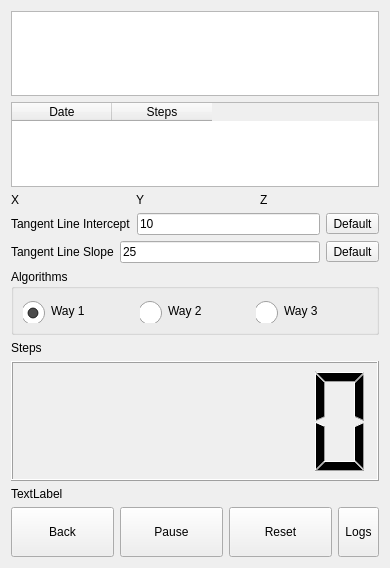
Above: dlgsteps.ui from ic005k/Knot-Legacy before the change. Below: the same form after it.
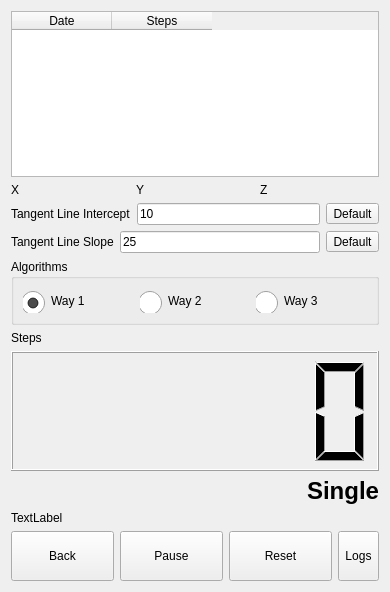
That is the form after the change. Icons and pictures are not drawn.

```diff
--- a/dlgsteps.ui
+++ b/dlgsteps.ui
@@ -7,34 +7,14 @@
     <x>0</x>
     <y>0</y>
     <width>390</width>
-    <height>568</height>
+    <height>592</height>
    </rect>
   </property>
   <property name="windowTitle">
    <string>Dialog</string>
   </property>
   <layout class="QGridLayout" name="gridLayout_2">
-   <item row="6" column="0">
-    <widget class="QLCDNumber" name="lcdNumber">
-     <property name="minimumSize">
-      <size>
-       <width>0</width>
-       <height>120</height>
-      </size>
-     </property>
-     <property name="digitCount">
-      <number>6</number>
-     </property>
-    </widget>
-   </item>
-   <item row="5" column="0">
-    <widget class="QLabel" name="lblSteps">
-     <property name="text">
-      <string>Steps</string>
-     </property>
-    </widget>
-   </item>
-   <item row="1" column="0">
+   <item row="0" column="0">
     <widget class="QTableWidget" name="tableWidget">
      <column>
       <property name="text">
@@ -48,7 +28,7 @@
      </column>
     </widget>
    </item>
-   <item row="2" column="0">
+   <item row="1" column="0">
     <layout class="QHBoxLayout" name="horizontalLayout_5">
      <item>
       <widget class="QLabel" name="lblX">
@@ -73,112 +53,7 @@
      </item>
     </layout>
    </item>
-   <item row="4" column="0">
-    <widget class="QGroupBox" name="groupBox">
-     <property name="title">
-      <string>Algorithms</string>
-     </property>
-     <layout class="QHBoxLayout" name="horizontalLayout_3">
-      <item>
-       <widget class="QRadioButton" name="rbAlg1">
-        <property name="styleSheet">
-         <string notr="true">QRadioButton::indicator {
-    width: 25px;
-    height: 25px;
-    /*image: url(:/src/sel.png);*/
-    
-    position: relative;
-    left: 0px;
-    right: 3px;
-    top: 2px;
-    bottom:4px;
-}
-
-QRadioButton::indicator:unchecked {
-    image: url(:/src/nosel.png);
-}
-
-QRadioButton::indicator:checked {
-    image: url(:/src/sel.png);
-}
-
-
-</string>
-        </property>
-        <property name="text">
-         <string>Way 1</string>
-        </property>
-        <property name="checked">
-         <bool>true</bool>
-        </property>
-       </widget>
-      </item>
-      <item>
-       <widget class="QRadioButton" name="rbAlg2">
-        <property name="styleSheet">
-         <string notr="true">QRadioButton::indicator {
-    width: 25px;
-    height: 25px;
-    /*image: url(:/src/sel.png);*/
-    
-    position: relative;
-    left: 0px;
-    right: 3px;
-    top: 2px;
-    bottom:4px;
-}
-
-QRadioButton::indicator:unchecked {
-    image: url(:/src/nosel.png);
-}
-
-QRadioButton::indicator:checked {
-    image: url(:/src/sel.png);
-}
-
-
-</string>
-        </property>
-        <property name="text">
-         <string>Way 2</string>
-        </property>
-       </widget>
-      </item>
-      <item>
-       <widget class="QRadioButton" name="rbAlg3">
-        <property name="styleSheet">
-         <string notr="true">QRadioButton::indicator {
-    width: 25px;
-    height: 25px;
-    /*image: url(:/src/sel.png);*/
-    
-    position: relative;
-    left: 0px;
-    right: 3px;
-    top: 2px;
-    bottom:4px;
-}
-
-QRadioButton::indicator:unchecked {
-    image: url(:/src/nosel.png);
-}
-
-QRadioButton::indicator:checked {
-    image: url(:/src/sel.png);
-}
-
-
-</string>
-        </property>
-        <property name="text">
-         <string>Way 3</string>
-        </property>
-       </widget>
-      </item>
-     </layout>
-    </widget>
-   </item>
-   <item row="3" column="0">
+   <item row="2" column="0">
     <widget class="QFrame" name="frameWay1">
      <property name="frameShape">
       <enum>QFrame::NoFrame</enum>
@@ -252,8 +127,165 @@
      </layout>
     </widget>
    </item>
-   <item row="0" column="0">
-    <widget class="QTextEdit" name="textEdit"/>
+   <item row="3" column="0">
+    <widget class="QGroupBox" name="groupBox">
+     <property name="title">
+      <string>Algorithms</string>
+     </property>
+     <layout class="QHBoxLayout" name="horizontalLayout_3">
+      <item>
+       <widget class="QRadioButton" name="rbAlg1">
+        <property name="styleSheet">
+         <string notr="true">QRadioButton::indicator {
+    width: 25px;
+    height: 25px;
+    /*image: url(:/src/sel.png);*/
+    
+    position: relative;
+    left: 0px;
+    right: 3px;
+    top: 2px;
+    bottom:4px;
+}
+
+QRadioButton::indicator:unchecked {
+    image: url(:/src/nosel.png);
+}
+
+QRadioButton::indicator:checked {
+    image: url(:/src/sel.png);
+}
+
+
+</string>
+        </property>
+        <property name="text">
+         <string>Way 1</string>
+        </property>
+        <property name="checked">
+         <bool>true</bool>
+        </property>
+       </widget>
+      </item>
+      <item>
+       <widget class="QRadioButton" name="rbAlg2">
+        <property name="styleSheet">
+         <string notr="true">QRadioButton::indicator {
+    width: 25px;
+    height: 25px;
+    /*image: url(:/src/sel.png);*/
+    
+    position: relative;
+    left: 0px;
+    right: 3px;
+    top: 2px;
+    bottom:4px;
+}
+
+QRadioButton::indicator:unchecked {
+    image: url(:/src/nosel.png);
+}
+
+QRadioButton::indicator:checked {
+    image: url(:/src/sel.png);
+}
+
+
+</string>
+        </property>
+        <property name="text">
+         <string>Way 2</string>
+        </property>
+       </widget>
+      </item>
+      <item>
+       <widget class="QRadioButton" name="rbAlg3">
+        <property name="styleSheet">
+         <string notr="true">QRadioButton::indicator {
+    width: 25px;
+    height: 25px;
+    /*image: url(:/src/sel.png);*/
+    
+    position: relative;
+    left: 0px;
+    right: 3px;
+    top: 2px;
+    bottom:4px;
+}
+
+QRadioButton::indicator:unchecked {
+    image: url(:/src/nosel.png);
+}
+
+QRadioButton::indicator:checked {
+    image: url(:/src/sel.png);
+}
+
+
+</string>
+        </property>
+        <property name="text">
+         <string>Way 3</string>
+        </property>
+       </widget>
+      </item>
+     </layout>
+    </widget>
+   </item>
+   <item row="4" column="0">
+    <widget class="QLabel" name="lblSteps">
+     <property name="text">
+      <string>Steps</string>
+     </property>
+    </widget>
+   </item>
+   <item row="5" column="0">
+    <widget class="QLCDNumber" name="lcdNumber">
+     <property name="sizePolicy">
+      <sizepolicy hsizetype="Preferred" vsizetype="Preferred">
+       <horstretch>0</horstretch>
+       <verstretch>0</verstretch>
+      </sizepolicy>
+     </property>
+     <property name="minimumSize">
+      <size>
+       <width>0</width>
+       <height>120</height>
+      </size>
+     </property>
+     <property name="digitCount">
+      <number>6</number>
+     </property>
+    </widget>
+   </item>
+   <item row="6" column="0">
+    <widget class="QLabel" name="lblSingle">
+     <property name="sizePolicy">
+      <sizepolicy hsizetype="Preferred" vsizetype="Preferred">
+       <horstretch>0</horstretch>
+       <verstretch>0</verstretch>
+      </sizepolicy>
+     </property>
+     <property name="font">
+      <font>
+       <pointsize>18</pointsize>
+       <bold>true</bold>
+      </font>
+     </property>
+     <property name="text">
+      <string>Single</string>
+     </property>
+     <property name="alignment">
+      <set>Qt::AlignRight|Qt::AlignTrailing|Qt::AlignVCenter</set>
+     </property>
+    </widget>
+   </item>
+   <item row="7" column="0">
+    <widget class="QLabel" name="lblTotalRunTime">
+     <property name="text">
+      <string>TextLabel</string>
+     </property>
+    </widget>
    </item>
    <item row="8" column="0">
     <layout class="QHBoxLayout" name="horizontalLayout">
@@ -329,13 +361,6 @@
      </item>
     </layout>
    </item>
-   <item row="7" column="0">
-    <widget class="QLabel" name="lblTotalRunTime">
-     <property name="text">
-      <string>TextLabel</string>
-     </property>
-    </widget>
-   </item>
   </layout>
  </widget>
  <resources/>
```
